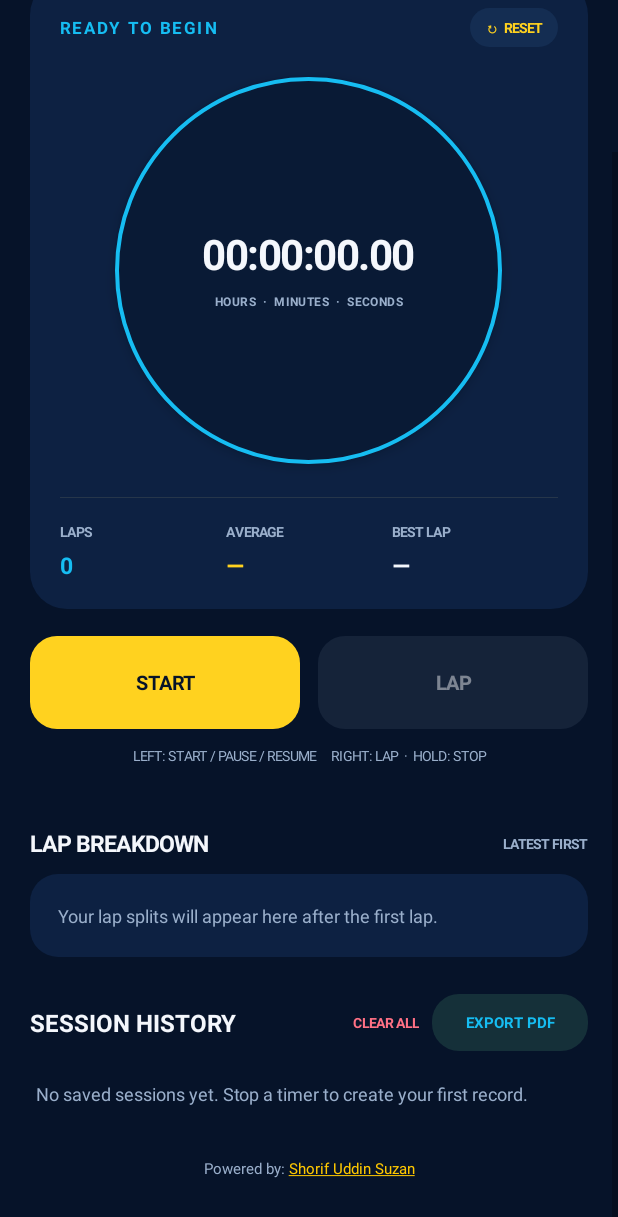
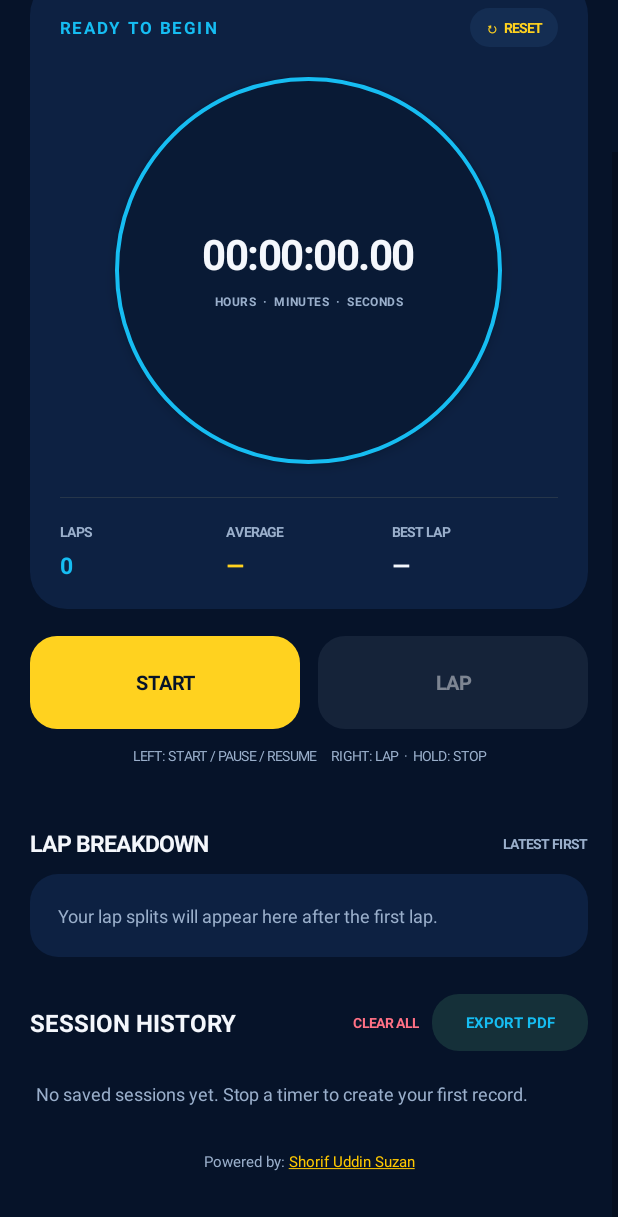
Before and after one commit to safolotatelecom/ChronoFlow, an Android app: the screen it shows after launch (MainActivity), scrolled down 115 dp, on a phone screen of 412 x 824 dp. Shown: the top 1217 px of the screen. Run offline under Robolectric (Android 15) with nearby library versions, the phone set to English and light mode, and no system bars.

Commit message:
Update MainActivity.kt

```diff
--- a/app/src/main/java/com/chronoflow/stopwatch/MainActivity.kt
+++ b/app/src/main/java/com/chronoflow/stopwatch/MainActivity.kt
@@ -244,7 +244,7 @@ class MainActivity : ComponentActivity() {
             gravity = Gravity.CENTER
             movementMethod = LinkMovementMethod.getInstance()
             highlightColor = android.graphics.Color.TRANSPARENT
-            setPadding(0, dp(27), 0, dp(8))
+            setPadding(0, dp(22), 0, dp(13))
         }
         content.addView(poweredText)
 
```
